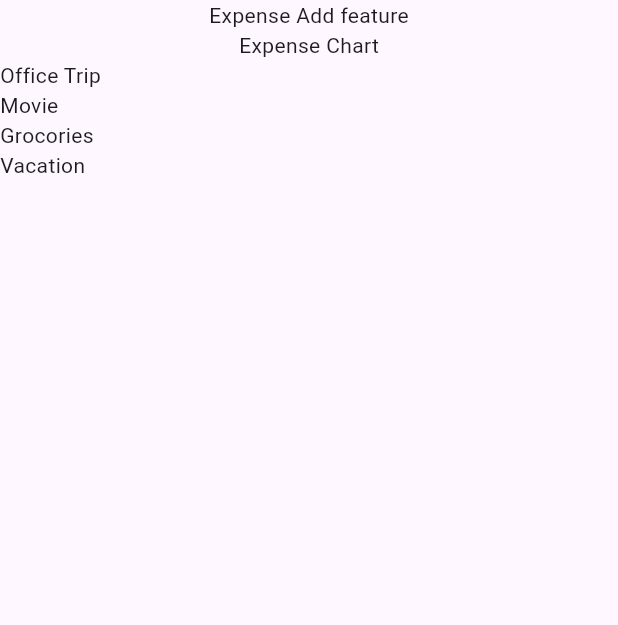
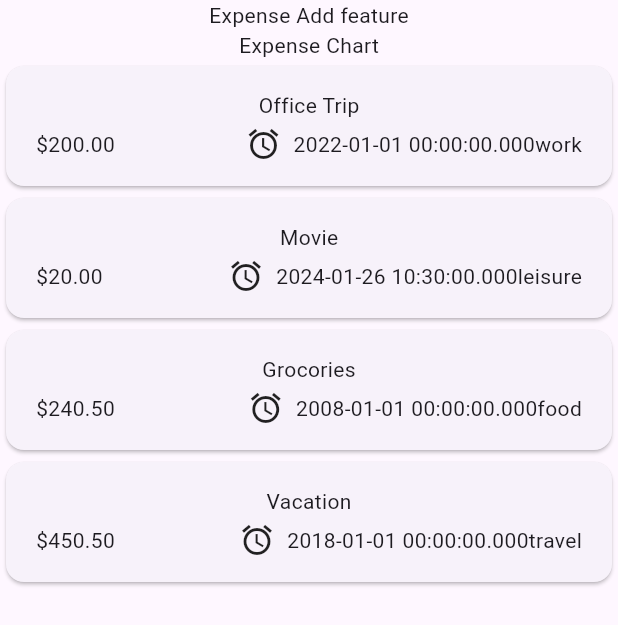
Before and after one commit to snadi043/expense_tracker, a Flutter app: the screen it shows after launch, on a phone screen of 412 x 824 dp. Shown: the top 625 px of the screen. Run offline on Flutter 3.47's test engine with Material 3 defaults, Android fonts, the phone set to English and light mode, and no system bars.

Commit message:
Refactored the file strcture for easy maintainance, Created new custom widget for expense items using Card, Columns and Rows.

```diff
--- a/lib/main.dart
+++ b/lib/main.dart
@@ -1,5 +1,5 @@
 import 'package:flutter/material.dart';
-import 'package:expense_tracker/expenses_home_screen.dart';
+import 'package:expense_tracker/widget/expenses_home_screen.dart';
 
 void main() {
   runApp(const MyApp());
--- /dev/null
+++ b/lib/widget/expenseList/expense_item.dart
@@ -0,0 +1,36 @@
+import 'package:expense_tracker/model/expense.dart';
+import 'package:flutter/material.dart';
+
+class ExpenseItem extends StatelessWidget {
+  const ExpenseItem(this.expense, {super.key});
+
+  final Expense expense;
+  @override
+  build(BuildContext context) {
+    return Card(
+      child: Padding(
+        padding: const EdgeInsets.symmetric(vertical: 16, horizontal: 20),
+        child: Column(
+          children: [
+            Text(expense.title),
+            const SizedBox(height: 4),
+            Row(
+              children: [
+                Text('\$${expense.amount.toStringAsFixed(2)}'),
+                const Spacer(),
+                Row(
+                  children: [
+                    const Icon(Icons.alarm),
+                    const SizedBox(width: 8),
+                    Text(expense.date.toString()),
+                    Text(expense.category.name),
+                  ],
+                ),
+              ],
+            )
+          ],
+        ),
+      ),
+    );
+  }
+}
--- a/lib/expense_list.dart
+++ b/lib/widget/expenseList/expense_list.dart
@@ -1,3 +1,4 @@
+import 'package:expense_tracker/widget/expenseList/expense_item.dart';
 import 'package:flutter/material.dart';
 import 'package:expense_tracker/model/expense.dart';
 
@@ -10,7 +11,7 @@ class ExpenseList extends StatelessWidget {
   build(BuildContext context) {
     return ListView.builder(
       itemCount: expenses.length,
-      itemBuilder: (ctx, index) => Text(expenses[index].title),
+      itemBuilder: (ctx, index) => ExpenseItem(expenses[index]),
     );
   }
 }
--- a/lib/expenses_home_screen.dart
+++ b/lib/widget/expenses_home_screen.dart
@@ -1,5 +1,5 @@
 import 'package:expense_tracker/category_enum.dart';
-import 'package:expense_tracker/expense_list.dart';
+import 'package:expense_tracker/widget/expenseList/expense_list.dart';
 import 'package:expense_tracker/model/expense.dart';
 import 'package:flutter/material.dart';
 
@@ -22,7 +22,7 @@ class _ExpenseState extends State<Expenses> {
     Expense(
         title: 'Movie',
         amount: 20.00,
-        date: DateTime(2024 - 01 - 11),
+        date: DateTime.now(),
         category: Category.leisure),
     Expense(
         title: 'Grocories',
```
